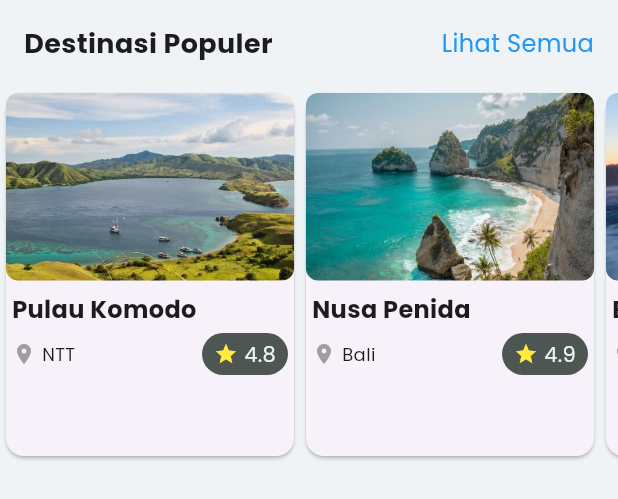
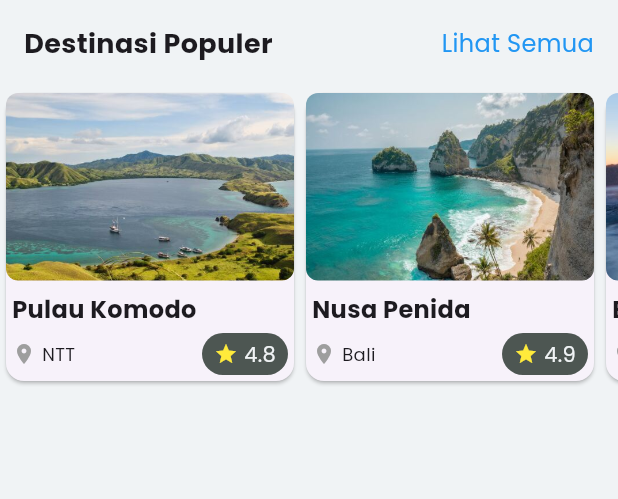
Before and after one commit to Dams168/Wtravel, a Flutter app: the TourismPlaceList widget shown alone on an empty page, opened directly, on a phone screen of 412 x 824 dp. Shown: the top 499 px of the screen. Run offline on Flutter 3.47's test engine with Material 3 defaults, Android fonts, the phone set to English and light mode, and no system bars; our stand-ins replace animated_splash_screen, flutter_svg, image_picker.

Commit message:
fix some sv=creen

```diff
--- a/wtravel_app/lib/screens/dashboard_screen.dart
+++ b/wtravel_app/lib/screens/dashboard_screen.dart
@@ -162,7 +162,7 @@ class TourismPlaceList extends StatelessWidget {
           ),
         ),
         SizedBox(
-          height: 250,
+          height: 200,
           child: SingleChildScrollView(
             scrollDirection: Axis.horizontal,
             child: Row(
--- a/wtravel_app/lib/screens/perjalanan_simpan_screen.dart
+++ b/wtravel_app/lib/screens/perjalanan_simpan_screen.dart
@@ -26,9 +26,9 @@ class _PerjalananSimpanState extends State<PerjalananSimpan> {
                 )
               : GridView.builder(
                   gridDelegate: const SliverGridDelegateWithFixedCrossAxisCount(
-                    crossAxisCount: 2, // Number of columns
-                    crossAxisSpacing: 8.0, // Spacing between columns
-                    mainAxisSpacing: 8.0, // Spacing between rows
+                    crossAxisCount: 2,
+                    crossAxisSpacing: 8.0,
+                    mainAxisSpacing: 8.0,
                   ),
                   itemCount: savedTrips.length,
                   itemBuilder: (context, index) {
--- a/wtravel_app/lib/screens/tourism_place_list_screen.dart
+++ b/wtravel_app/lib/screens/tourism_place_list_screen.dart
@@ -17,9 +17,9 @@ class AllTourismPlacesScreen extends StatelessWidget {
       ),
       body: GridView.builder(
         gridDelegate: const SliverGridDelegateWithFixedCrossAxisCount(
-          crossAxisCount: 2, // Number of columns
-          crossAxisSpacing: 8.0, // Spacing between columns
-          mainAxisSpacing: 8.0, // Spacing between rows
+          crossAxisCount: 2,
+          crossAxisSpacing: 8.0,
+          mainAxisSpacing: 8.0,
         ),
         itemCount: allTourismPlaces.length,
         itemBuilder: (context, index) {
--- a/wtravel_app/lib/widgets/tourism_card.dart
+++ b/wtravel_app/lib/widgets/tourism_card.dart
@@ -26,13 +26,13 @@ class TourismCard extends StatelessWidget {
                 child: Image.asset(
                   place.imageAsset,
                   fit: BoxFit.cover,
-                  width: double.infinity, // Make the image fill the width
+                  width: double.infinity,
                   height: 125,
                 ),
               ),
               const SizedBox(height: 4),
               Container(
-                width: double.infinity, // Set the width of the text content
+                width: double.infinity,
                 padding: const EdgeInsets.all(4),
                 child: Column(
                   crossAxisAlignment: CrossAxisAlignment.start,
```
